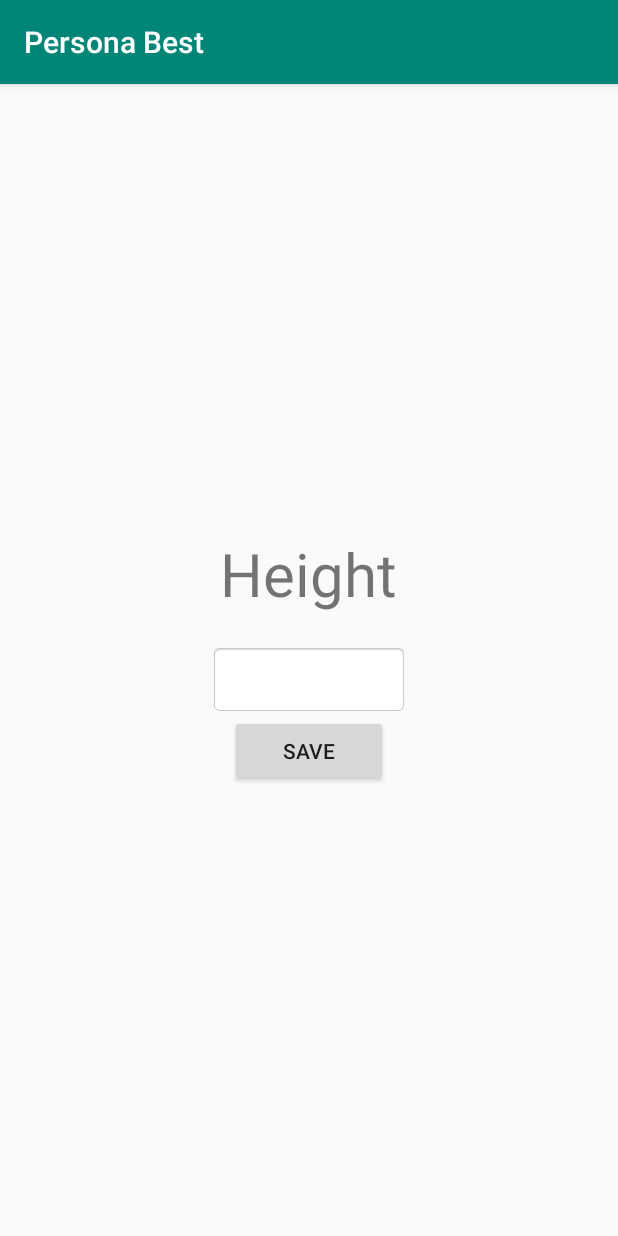
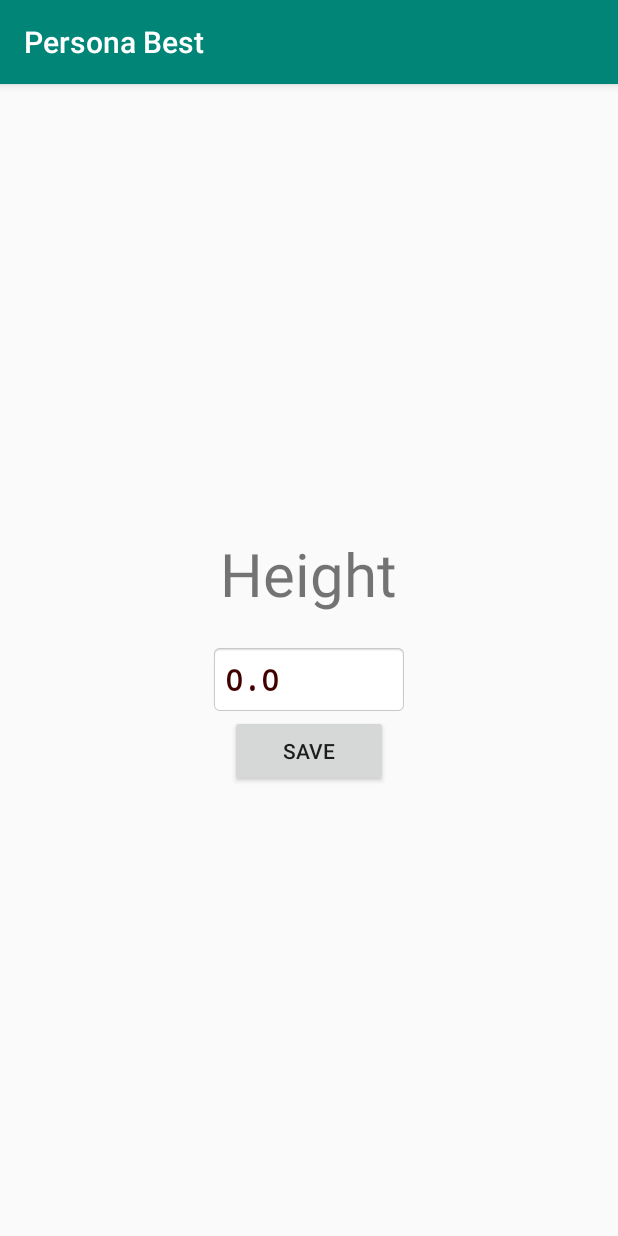
Before and after one commit to UCSD-CSE-110-Winter-2019/Team-33-PersonBest, an Android app: the screen it shows after launch (SetupActivity), on a phone screen of 412 x 824 dp. Run offline under Robolectric (Android 15) with nearby library versions, the phone set to English and light mode, and no system bars.

Commit message:
Save height and stride is ok

```diff
--- a/app/src/main/java/com/android/personbest/SetupActivity.java
+++ b/app/src/main/java/com/android/personbest/SetupActivity.java
@@ -1,15 +1,20 @@
 package com.android.personbest;
 
 import android.content.ContentValues;
+import android.content.Context;
+import android.content.SharedPreferences;
 import android.provider.BaseColumns;
 import android.provider.ContactsContract;
 import android.support.v7.app.AppCompatActivity;
 import android.os.Bundle;
 import android.view.View;
+import android.widget.Button;
 import android.widget.EditText;
+import android.widget.Toast;
 
 public class SetupActivity extends AppCompatActivity {
     private EditText editText;
+    private Button saveButton;
 
     public static class DataBaseEntry implements BaseColumns {
         public static final String DATABASE = "database";
@@ -22,14 +27,52 @@ public class SetupActivity extends AppCompatActivity {
     protected void onCreate(Bundle savedInstanceState) {
         super.onCreate(savedInstanceState);
         setContentView(R.layout.setup_activity);
+
+        initViews();
+        initPreferences();
+        if (saveButton != null)
+            saveButton.setOnClickListener(new View.OnClickListener() {
+                @Override
+                public void onClick(View v) {
+                    save();
+                }
+            });
+
     }
 
-    public double calculateStrideLength(){
+    private void initViews() {
+        saveButton = findViewById(R.id.save_button);
         editText = (EditText)findViewById(R.id.height);
-        double height = Double.parseDouble(editText.getText().toString());
-        ContentValues values = new ContentValues();
-        values.put(DataBaseEntry.DATA_TYPE, "height");
-        values.put(DataBaseEntry.VALUE, Double.parseDouble(editText.getText().toString()));
-        return 0.414*height;
+    }
+
+    public float calculateStrideLength(float height) {
+            ContentValues values = new ContentValues();
+            //values.put(DataBaseEntry.DATA_TYPE, "height");
+            //values.put(DataBaseEntry.VALUE, Float.parseFloat(editText.getText().toString()));
+            return (float)(0.414 * height);
+    }
+
+    public void initPreferences() {
+        SharedPreferences sharedPreferences = getSharedPreferences("user_preferences", Context.MODE_PRIVATE);
+
+        Float a = sharedPreferences.getFloat("height", 0);
+        if (editText != null) {
+            editText.setText(a.toString());
+        }
+    }
+
+    public void save() {
+
+        SharedPreferences sharedPreferences = getSharedPreferences("user_preferences", Context.MODE_PRIVATE);
+        SharedPreferences.Editor editor = sharedPreferences.edit();
+        float height = Float.parseFloat(editText.getText().toString());
+        float stride = calculateStrideLength(height);
+
+        editor.putFloat("stride", stride);
+        editor.putFloat("height", height);
+
+
+        editor.apply();
+        Toast.makeText(SetupActivity.this, "Saved", Toast.LENGTH_SHORT).show();
     }
 }
```
